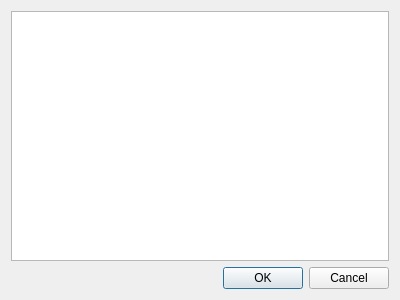
First picture: the form in UiQT4/desMatrice.ui, repository SalomePlatform/eficas_tools, before the edit.
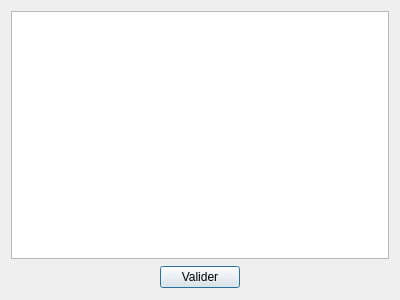
Second picture: the form after the edit.

What changed in the file:
```diff
--- a/UiQT4/desMatrice.ui
+++ b/UiQT4/desMatrice.ui
@@ -12,18 +12,52 @@
   <property name="windowTitle" >
    <string>Dialog</string>
   </property>
-  <layout class="QGridLayout" name="gridLayout" >
+  <layout class="QGridLayout" name="gridLayout_2" >
    <item row="0" column="0" >
     <widget class="QTableWidget" name="TBMatrice" />
    </item>
    <item row="1" column="0" >
-    <widget class="QDialogButtonBox" name="buttonBox" >
+    <widget class="QSplitter" name="splitter" >
      <property name="orientation" >
       <enum>Qt::Horizontal</enum>
      </property>
-     <property name="standardButtons" >
-      <set>QDialogButtonBox::Cancel|QDialogButtonBox::Ok</set>
-     </property>
+     <widget class="QWidget" name="layoutWidget" >
+      <layout class="QGridLayout" name="gridLayout" >
+       <item row="0" column="0" >
+        <spacer name="horizontalSpacer" >
+         <property name="orientation" >
+          <enum>Qt::Horizontal</enum>
+         </property>
+         <property name="sizeHint" stdset="0" >
+          <size>
+           <width>140</width>
+           <height>24</height>
+          </size>
+         </property>
+        </spacer>
+       </item>
+       <item row="0" column="1" >
+        <widget class="QPushButton" name="BOk" >
+         <property name="text" >
+          <string>Valider</string>
+         </property>
+        </widget>
+       </item>
+       <item row="0" column="2" >
+        <spacer name="horizontalSpacer_2" >
+         <property name="orientation" >
+          <enum>Qt::Horizontal</enum>
+         </property>
+         <property name="sizeHint" stdset="0" >
+          <size>
+           <width>138</width>
+           <height>20</height>
+          </size>
+         </property>
+        </spacer>
+       </item>
+      </layout>
+     </widget>
     </widget>
    </item>
   </layout>
```
Left out of the diff: 35 changed lines with no effect on the pictures.
